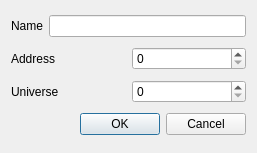
Old version of the form main/fixtureproperties.ui in the repository Andersbakken/qlc.
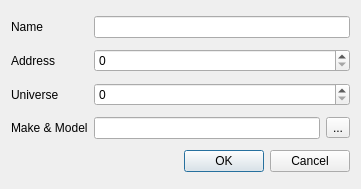
New version of the form.

The edit to the form file:
```diff
--- a/main/fixtureproperties.ui
+++ b/main/fixtureproperties.ui
@@ -5,69 +5,84 @@
    <rect>
     <x>0</x>
     <y>0</y>
-    <width>257</width>
-    <height>153</height>
+    <width>361</width>
+    <height>189</height>
    </rect>
   </property>
   <property name="windowTitle" >
    <string>Fixture properties</string>
   </property>
-  <layout class="QVBoxLayout" >
-   <item>
-    <layout class="QHBoxLayout" >
-     <item>
+  <layout class="QGridLayout" name="gridLayout" >
+   <item row="0" column="0" >
       <widget class="QLabel" name="m_nameLabel" >
        <property name="text" >
         <string>Name</string>
        </property>
       </widget>
      </item>
-     <item>
+   <item row="0" column="1" colspan="2" >
       <widget class="QLineEdit" name="m_nameEdit" >
        <property name="toolTip" >
         <string>Fixture's friendly name</string>
        </property>
       </widget>
      </item>
-    </layout>
-   </item>
-   <item>
-    <layout class="QHBoxLayout" >
-     <item>
+   <item row="1" column="0" >
       <widget class="QLabel" name="m_addressLabel" >
        <property name="text" >
         <string>Address</string>
        </property>
       </widget>
      </item>
-     <item>
+   <item row="1" column="1" colspan="2" >
       <widget class="QSpinBox" name="m_addressSpin" >
        <property name="toolTip" >
         <string>Fixture's DMX address</string>
        </property>
       </widget>
      </item>
-    </layout>
-   </item>
-   <item>
-    <layout class="QHBoxLayout" >
-     <item>
+   <item row="2" column="0" >
       <widget class="QLabel" name="m_universeLabel" >
        <property name="text" >
         <string>Universe</string>
        </property>
       </widget>
      </item>
-     <item>
+   <item row="2" column="1" colspan="2" >
       <widget class="QSpinBox" name="m_universeSpin" >
        <property name="toolTip" >
         <string>The universe that the fixture is controlled through</string>
        </property>
       </widget>
      </item>
-    </layout>
+   <item row="3" column="0" >
+    <widget class="QLabel" name="m_makeModelLabel" >
+     <property name="text" >
+      <string>Make &amp; Model</string>
+     </property>
+    </widget>
    </item>
-   <item>
+   <item row="3" column="1" >
+    <widget class="QLineEdit" name="m_makeModelEdit" >
+     <property name="readOnly" >
+      <bool>true</bool>
+     </property>
+    </widget>
+   </item>
+   <item row="3" column="2" >
+    <widget class="QToolButton" name="m_makeModelButton" >
+     <property name="text" >
+      <string>...</string>
+     </property>
+     <property name="iconSize" >
+      <size>
+       <width>26</width>
+       <height>26</height>
+      </size>
+     </property>
+    </widget>
+   </item>
+   <item row="4" column="0" colspan="3" >
     <widget class="QDialogButtonBox" name="m_buttonBox" >
      <property name="orientation" >
       <enum>Qt::Horizontal</enum>
```
Lines whose indentation alone changed are shown as unchanged.
